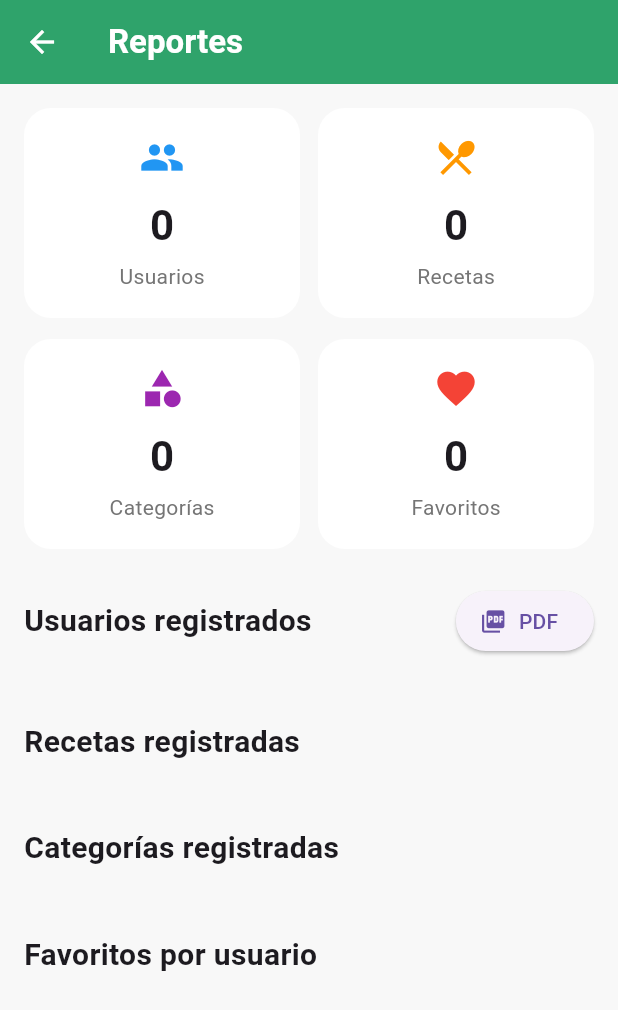
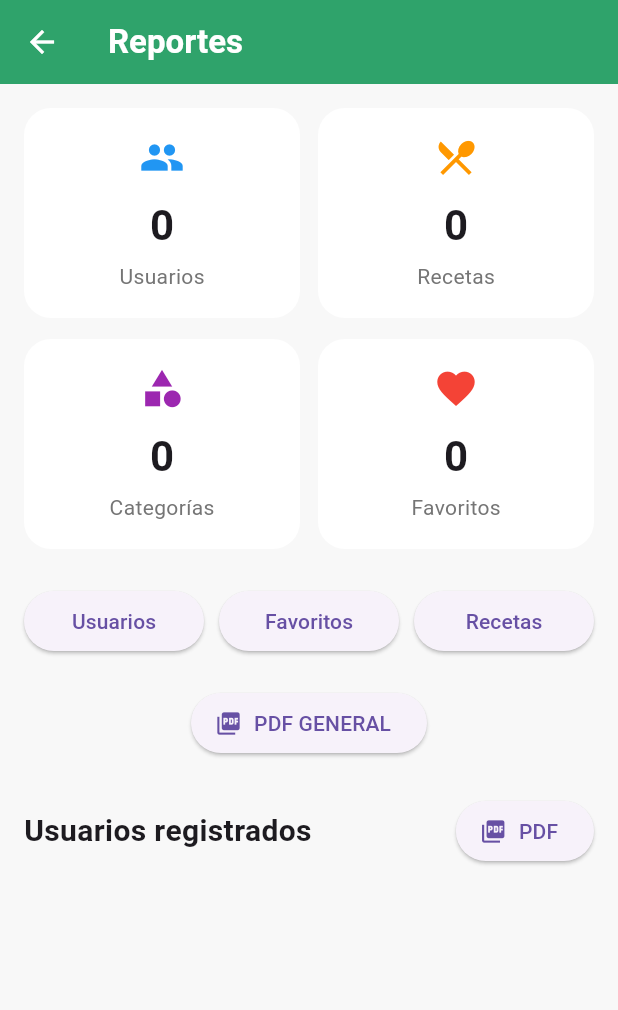
Before and after one commit to carloslafuente10/PrograMovil, a Flutter app: the ReportesScreen screen opened directly, on a phone screen of 412 x 824 dp. Shown: the top 1010 px of the screen. Run offline on Flutter 3.47's test engine with Material 3 defaults, Android fonts, the phone set to English and light mode, and no system bars; our stand-ins replace cloud_firestore, firebase_auth, firebase_core, pdf; missing offline and left inert: universal_html; accounts and stored records are empty.

Commit message:
Agrupando resportes por sacar

```diff
--- a/lib/screens/reportes_screen.dart
+++ b/lib/screens/reportes_screen.dart
@@ -2,9 +2,18 @@ import 'package:flutter/material.dart';
 import 'package:cloud_firestore/cloud_firestore.dart';
 import '../servicios/pdf_servicios.dart';
 
-class ReportesScreen extends StatelessWidget {
+class ReportesScreen extends StatefulWidget {
   const ReportesScreen({super.key});
 
+  @override
+  State<ReportesScreen> createState() =>
+      _ReportesScreenState();
+}
+
+class _ReportesScreenState
+    extends State<ReportesScreen> {
+
+  String seccion = 'usuarios';
   @override
   Widget build(BuildContext context) {
     final Color verde = const Color(0xFF2FA36B);
@@ -91,9 +100,75 @@ class ReportesScreen extends StatelessWidget {
             ),
 
             const SizedBox(height: 24),
+                        Row(
+              children: [
+
+                Expanded(
+                  child: ElevatedButton(
+                    onPressed: () {
+                      setState(() {
+                        seccion = 'usuarios';
+                      });
+                    },
+
+                    child: const Text(
+                      'Usuarios',
+                    ),
+                  ),
+                ),
+
+                const SizedBox(width: 10),
+
+                Expanded(
+                  child: ElevatedButton(
+                    onPressed: () {
+                      setState(() {
+                        seccion = 'favoritos';
+                      });
+                    },
+
+                    child: const Text(
+                      'Favoritos',
+                    ),
+                  ),
+                ),
+
+                const SizedBox(width: 10),
+
+                Expanded(
+                  child: ElevatedButton(
+                    onPressed: () {
+                      setState(() {
+                        seccion = 'recetas';
+                      });
+                    },
+
+                    child: const Text(
+                      'Recetas',
+                    ),
+                  ),
+                ),
+              ],
+            ),
+
+            const SizedBox(height: 20),
+
+            ElevatedButton.icon(
+              onPressed: () {
+                PdfService.generarReporteGeneral();
+              },
+
+              icon: const Icon(Icons.picture_as_pdf),
+
+              label: const Text(
+                'PDF GENERAL',
+              ),
+            ),
+
+            const SizedBox(height: 24),
 
          //los usuarios /users/admins
-
+if (seccion == 'usuarios') ...[
            Row(
   mainAxisAlignment:
       MainAxisAlignment.spaceBetween,
@@ -115,6 +190,8 @@ class ReportesScreen extends StatelessWidget {
     ),
   ],
 ),
+//const SizedBox(height: 30),
+
 
             const SizedBox(height: 12),
 
@@ -209,9 +286,9 @@ class ReportesScreen extends StatelessWidget {
             ),
 
             const SizedBox(height: 30),
-
+],
       //las recetas
-
+if (seccion == 'recetas') ...[
             _titulo('Recetas registradas'),
 
             const SizedBox(height: 12),
@@ -312,11 +389,7 @@ class ReportesScreen extends StatelessWidget {
                 );
               },
             ),
-            const SizedBox(height: 30),
-
-//las categorías
-
-_titulo('Categorías registradas'),
+            _titulo('Categorías registradas'),
 
 const SizedBox(height: 12),
 
@@ -387,10 +460,20 @@ StreamBuilder<QuerySnapshot>(
 ),
 const SizedBox(height: 30),
 
+
+
+
+
+            const SizedBox(height: 30),
+],
+//las categorías
+
+
+
 // =========================
 // FAVORITOS POR USUARIO
 // =========================
-
+if (seccion == 'favoritos') ...[
 _titulo('Favoritos por usuario'),
 
 const SizedBox(height: 12),
@@ -599,6 +682,7 @@ StreamBuilder<QuerySnapshot>(
     );
   },
 ),
+],
           ],
         ),
       ),
--- a/lib/servicios/pdf_servicios.dart
+++ b/lib/servicios/pdf_servicios.dart
@@ -81,4 +81,11 @@ class PdfService {
 
     html.Url.revokeObjectUrl(url);
   }
+
+
+  static Future<void> generarReporteGeneral() async {
+
+    await generarReporteUsuarios();
+
+  }
 }
```
